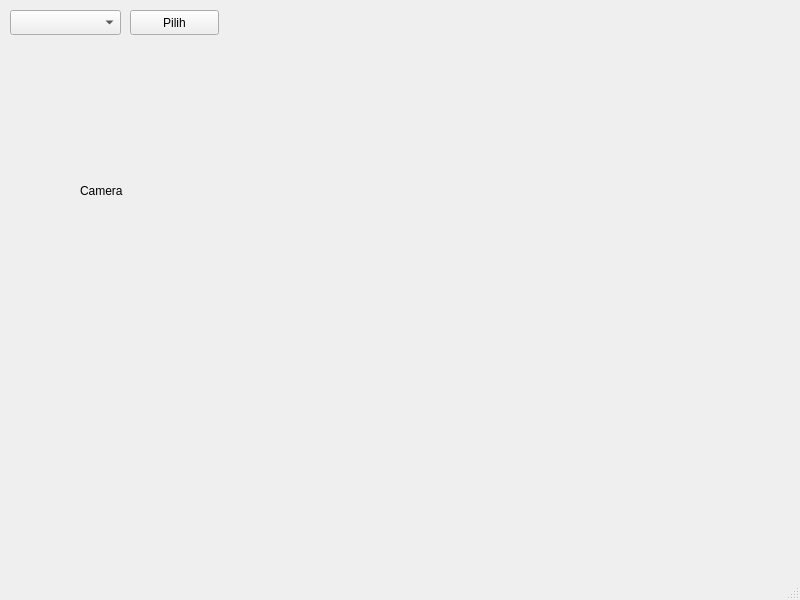
Old version of the form form.ui in the repository yusufpraditya/face-recognition-app.
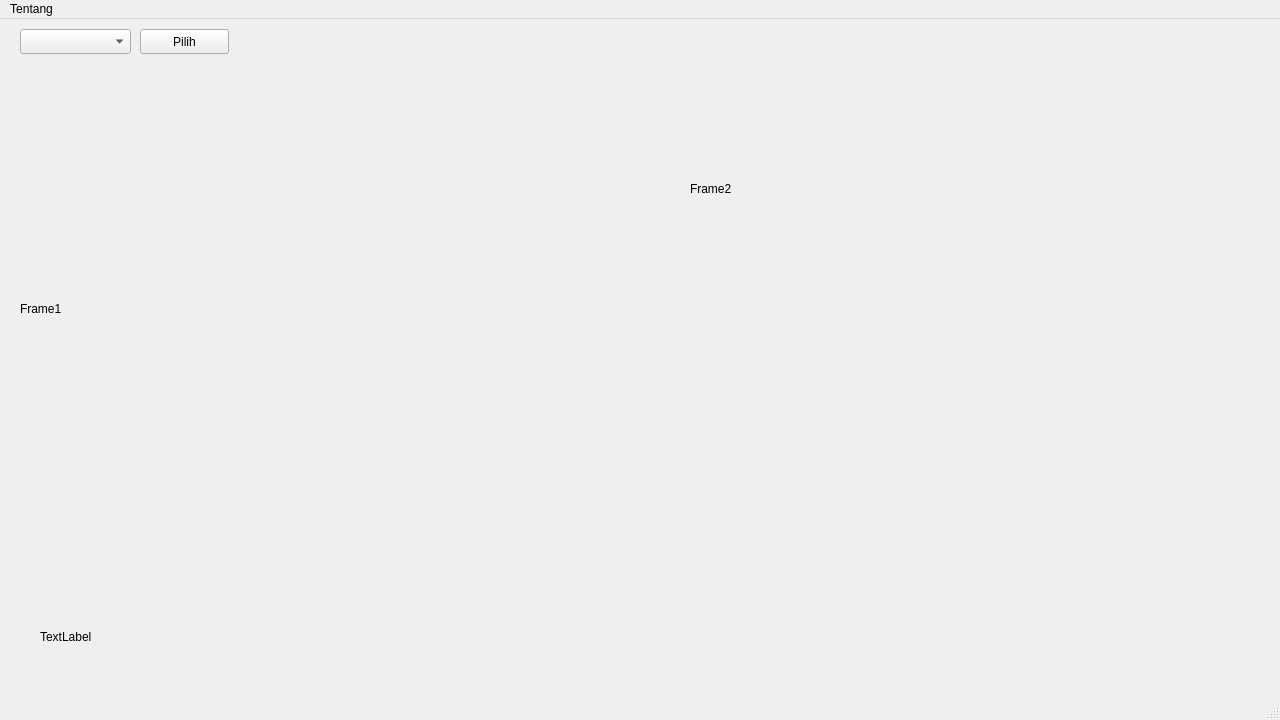
New version of the form.

Patch:
```diff
--- a/form.ui
+++ b/form.ui
@@ -6,8 +6,8 @@
    <rect>
     <x>0</x>
     <y>0</y>
-    <width>800</width>
-    <height>600</height>
+    <width>1280</width>
+    <height>720</height>
    </rect>
   </property>
   <property name="windowTitle">
@@ -17,7 +17,7 @@
    <widget class="QComboBox" name="comboBox">
     <property name="geometry">
      <rect>
-      <x>10</x>
+      <x>20</x>
       <y>10</y>
       <width>111</width>
       <height>25</height>
@@ -27,7 +27,7 @@
    <widget class="QPushButton" name="pushButton">
     <property name="geometry">
      <rect>
-      <x>130</x>
+      <x>140</x>
       <y>10</y>
       <width>89</width>
       <height>25</height>
@@ -40,14 +40,40 @@
    <widget class="QLabel" name="label">
     <property name="geometry">
      <rect>
-      <x>80</x>
-      <y>160</y>
-      <width>81</width>
-      <height>61</height>
+      <x>20</x>
+      <y>50</y>
+      <width>640</width>
+      <height>480</height>
      </rect>
     </property>
     <property name="text">
-     <string>Camera</string>
+     <string>Frame1</string>
+    </property>
+   </widget>
+   <widget class="QLabel" name="testLabel">
+    <property name="geometry">
+     <rect>
+      <x>40</x>
+      <y>610</y>
+      <width>71</width>
+      <height>16</height>
+     </rect>
+    </property>
+    <property name="text">
+     <string>TextLabel</string>
+    </property>
+   </widget>
+   <widget class="QLabel" name="frame2">
+    <property name="geometry">
+     <rect>
+      <x>690</x>
+      <y>50</y>
+      <width>320</width>
+      <height>240</height>
+     </rect>
+    </property>
+    <property name="text">
+     <string>Frame2</string>
     </property>
    </widget>
   </widget>
@@ -56,10 +82,16 @@
     <rect>
      <x>0</x>
      <y>0</y>
-     <width>800</width>
-     <height>22</height>
+     <width>1280</width>
+     <height>26</height>
     </rect>
    </property>
+   <widget class="QMenu" name="menuTentang">
+    <property name="title">
+     <string>Tentang</string>
+    </property>
+   </widget>
+   <addaction name="menuTentang"/>
   </widget>
   <widget class="QStatusBar" name="statusbar"/>
  </widget>
```
Left out of the diff: 4 changed lines with no effect on the pictures.
